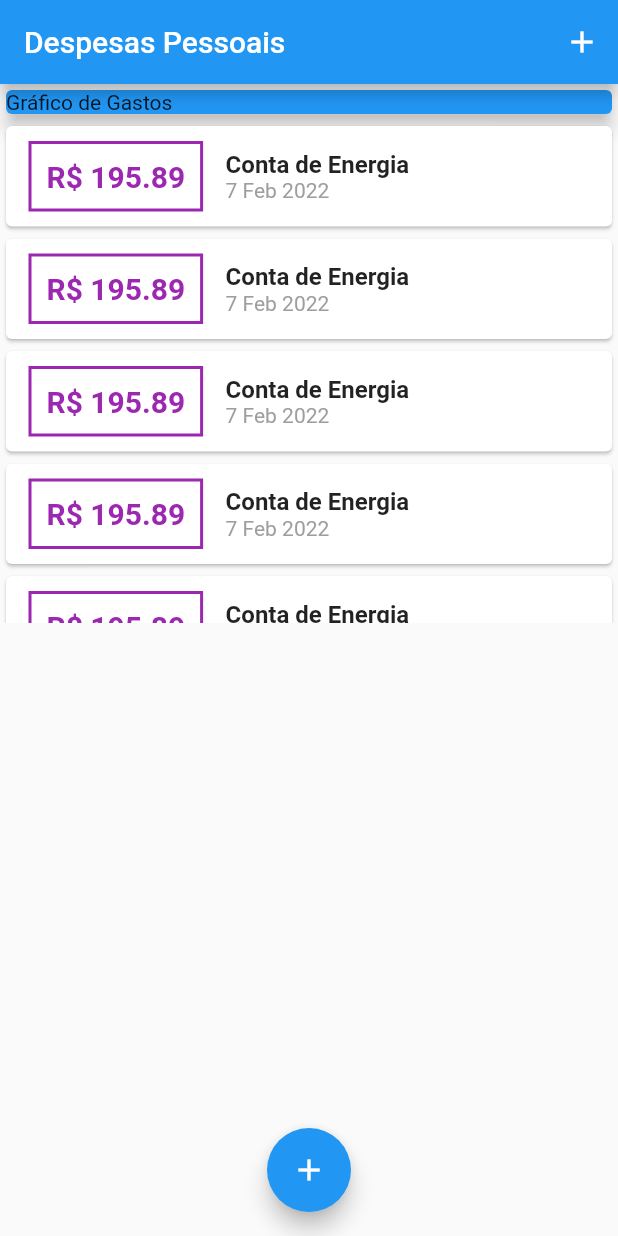
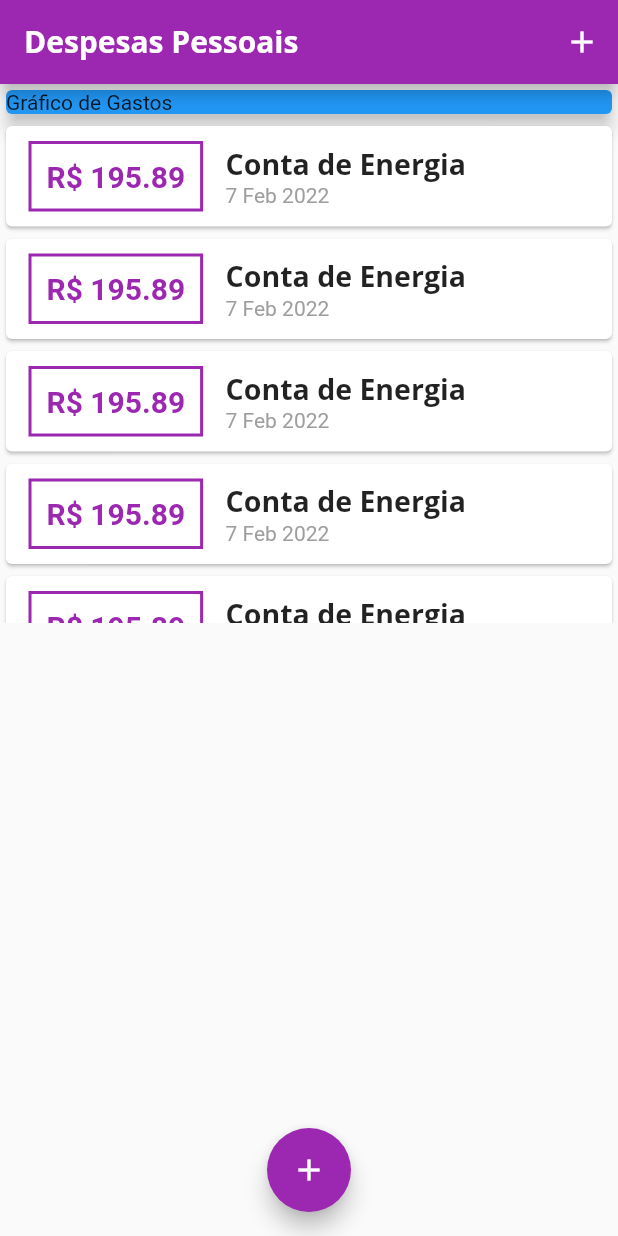
Before and after one commit to mateusmeds/expenses, a Flutter app: the screen it shows after launch, on a phone screen of 412 x 824 dp. Run offline on Flutter 3.47's test engine with Material 2 defaults, Android fonts, the phone set to English and light mode, and no system bars.

Commit message:
Personalizando temas para a plicação

```diff
--- a/lib/components/transaction_list.dart
+++ b/lib/components/transaction_list.dart
@@ -14,9 +14,7 @@ class TransactionList extends StatelessWidget {
       child: ListView.builder(
           //Quantidade de itens que vai ter na lista
           itemCount: _transactions.length,
-
           itemBuilder: (ctx, index) {
-
             final transaction = _transactions[index];
 
             return Card(
@@ -24,18 +22,23 @@ class TransactionList extends StatelessWidget {
                 children: <Widget>[
                   //Valor da transação
                   Container(
-                  margin:
-                      const EdgeInsets.symmetric(horizontal: 15, vertical: 10),
+                    margin: const EdgeInsets.symmetric(
+                        horizontal: 15, vertical: 10),
                     decoration: BoxDecoration(
-                    border: Border.all(color: Colors.purple, width: 2),
+                      border: Border.all(
+                        //Setando a cor primária do tema
+                        color: Theme.of(context).primaryColor,
+                        width: 2
+                      ),
                     ),
                     padding: const EdgeInsets.all(10),
                     child: Text(
                       "R\$ ${transaction.value.toStringAsFixed(2)}",
-                    style: const TextStyle(
+                      style: TextStyle(
                           fontWeight: FontWeight.bold,
                           fontSize: 20,
-                        color: Colors.purple),
+                          //Setando a cor primária do tema
+                          color: Theme.of(context).primaryColor),
                     ),
                   ),
                   //Título e Data
@@ -45,8 +48,8 @@ class TransactionList extends StatelessWidget {
                       //Título
                       Text(
                         transaction.title,
-                      style: const TextStyle(
-                          fontSize: 16, fontWeight: FontWeight.bold),
+                        //Pegando estilização da headline6 dentro de ThemeData -> textTheme
+                        style: Theme.of(context).textTheme.headline6,
                       ),
                       //Data
                       Text(
@@ -58,8 +61,7 @@ class TransactionList extends StatelessWidget {
                 ],
               ),
             );
-        }
-      ),
+          }),
     );
   }
 }
--- a/lib/main.dart
+++ b/lib/main.dart
@@ -15,7 +15,20 @@ class ExpenseApp extends StatelessWidget {
 
   @override
   Widget build(BuildContext context) {
-    return MaterialApp(home: HomePage());
+    return MaterialApp(
+      home: HomePage(),
+      theme: ThemeData(
+        primarySwatch: Colors.purple,
+        fontFamily: 'Quicksand',
+        textTheme: ThemeData.light().textTheme.copyWith(
+          headline6: TextStyle(
+            fontFamily: 'OpenSans',
+            fontSize: 19,
+            fontWeight: FontWeight.bold
+          )
+        ),
+      ),
+    );
   }
 }
 
@@ -95,12 +108,18 @@ class _HomePageState extends State<HomePage> {
     Navigator.of(context).pop();
   }
 
-
   @override
   Widget build(BuildContext context) {
     return Scaffold(
       appBar: AppBar(
-        title: const Text("Despesas Pessoais"),
+        title: const Text(
+          'Despesas Pessoais',
+          style: TextStyle(
+            fontFamily: 'OpenSans',
+            fontSize: 20,
+            fontWeight: FontWeight.bold
+          ),
+        ),
         actions: <Widget>[
           IconButton(
             icon: Icon(Icons.add),
```
Also changed, not shown: pubspec.yaml (+11 -6 lines), assets/fonts/OpenSans-Bold.ttf (added), assets/fonts/OpenSans-Regular.ttf (added), assets/fonts/Quicksand-Bold.ttf (added), assets/fonts/Quicksand-Light.ttf (added), assets/fonts/Quicksand-Medium.ttf (added), assets/fonts/Quicksand-Regular.ttf (added). Lines whose indentation alone changed are shown as unchanged.
